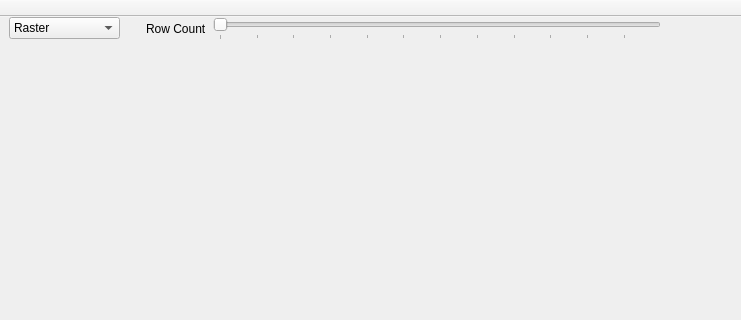
Above: pymea/ui/PyMEAMainWindow.ui from dbridges/mea-tools before the change; both pictures show x 0 to 741 and y 0 to 320 of the 1146 by 664 pixel window. Below: the same form after it.
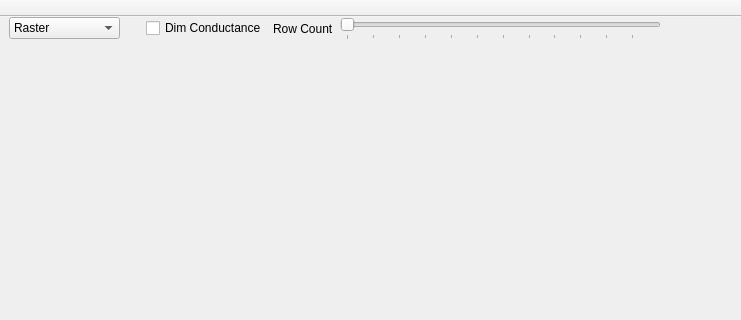
That is the form after the change. Custom widgets are drawn as their Qt base class.

What changed in the file:
```diff
--- a/pymea/ui/PyMEAMainWindow.ui
+++ b/pymea/ui/PyMEAMainWindow.ui
@@ -89,10 +89,17 @@
           <number>0</number>
          </property>
          <widget class="QWidget" name="rasterPage">
-          <layout class="QHBoxLayout" name="horizontalLayout_5" stretch="0,1">
+          <layout class="QHBoxLayout" name="horizontalLayout_5" stretch="0,0,1">
            <property name="margin">
             <number>0</number>
            </property>
+           <item>
+            <widget class="QCheckBox" name="dimConductanceCheckBox">
+             <property name="text">
+              <string>Dim Conductance</string>
+             </property>
+            </widget>
+           </item>
            <item>
             <widget class="QLabel" name="rowCountLabel">
              <property name="text">
```
